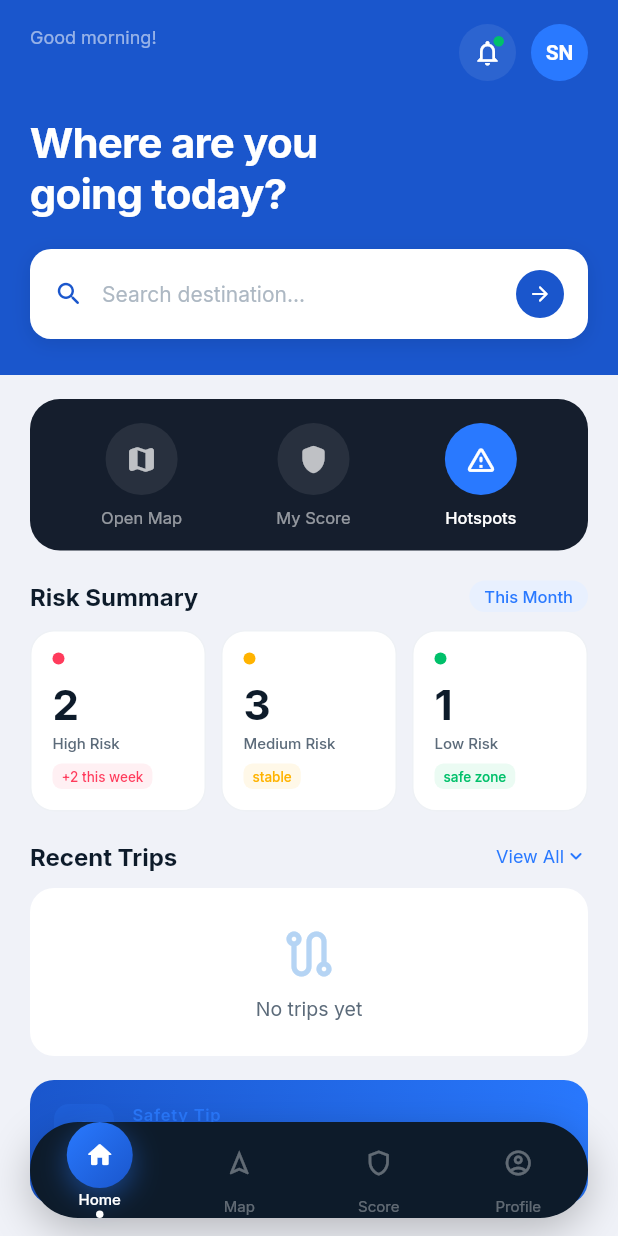
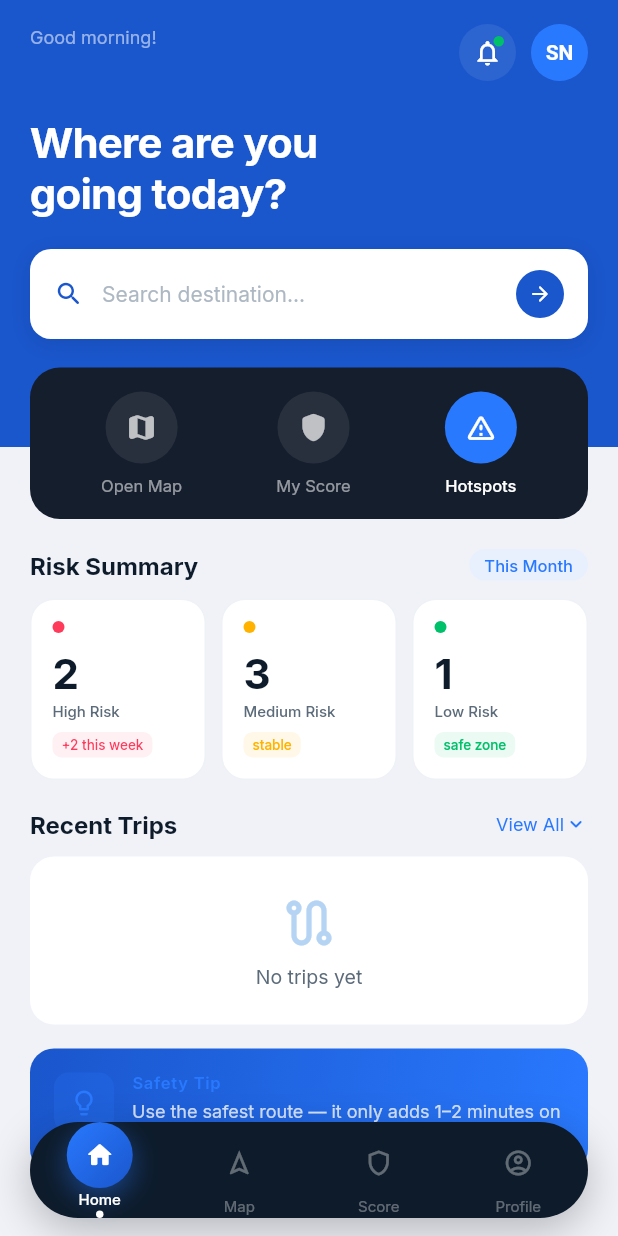
Before and after one commit to akash-de-alwis/R26-IT-048, a Flutter app: the DashboardScreen screen opened by its route, on a phone screen of 412 x 824 dp. Run offline on Flutter 3.47's test engine with Material 3 defaults, Android fonts, the phone set to English and light mode, and no system bars; our stand-ins replace firebase_auth, firebase_core, flutter_tts, geolocator, go_router, google_fonts and 4 more; missing offline and left inert: mapbox_maps_flutter; accounts and stored records are empty.

Commit message:
home Ui enhancement

```diff
--- a/safenav/lib/features/dashboard/screens/dashboard_screen.dart
+++ b/safenav/lib/features/dashboard/screens/dashboard_screen.dart
@@ -88,12 +88,15 @@ class _DashboardScreenState extends State<DashboardScreen> {
       body: Column(
         crossAxisAlignment: CrossAxisAlignment.stretch,
         children: [
-          // ── FIXED: Blue hero ───────────────────────────────────────────────
+          // ── Blue hero + overlapping dark card ──────────────────────────────
+          Stack(
+            clipBehavior: Clip.none,
+            children: [
               _HeroSection(auth: auth, greeting: _greeting()),
-
-          // ── FIXED: Dark action buttons ─────────────────────────────────────
-          Padding(
-            padding: const EdgeInsets.fromLTRB(20, 16, 20, 0),
+              Positioned(
+                bottom: -48,
+                left: 20,
+                right: 20,
                 child: _DarkActionsCard(
                   score: score,
                   total: total,
@@ -102,8 +105,10 @@ class _DashboardScreenState extends State<DashboardScreen> {
                   onHotspots: () => context.go(AppConstants.routeMap),
                 ),
               ),
+            ],
+          ),
 
-          const SizedBox(height: 20),
+          const SizedBox(height: 68),
 
           // ── FIXED: Risk Summary title ──────────────────────────────────────
           Padding(
@@ -227,7 +232,7 @@ class _HeroSection extends StatelessWidget {
       child: SafeArea(
             bottom: false,
             child: Padding(
-              padding: const EdgeInsets.fromLTRB(20, 16, 20, 24),
+              padding: const EdgeInsets.fromLTRB(20, 16, 20, 72),
               child: Column(
                 crossAxisAlignment: CrossAxisAlignment.start,
                 children: [
```
Lines whose indentation alone changed are shown as unchanged.
